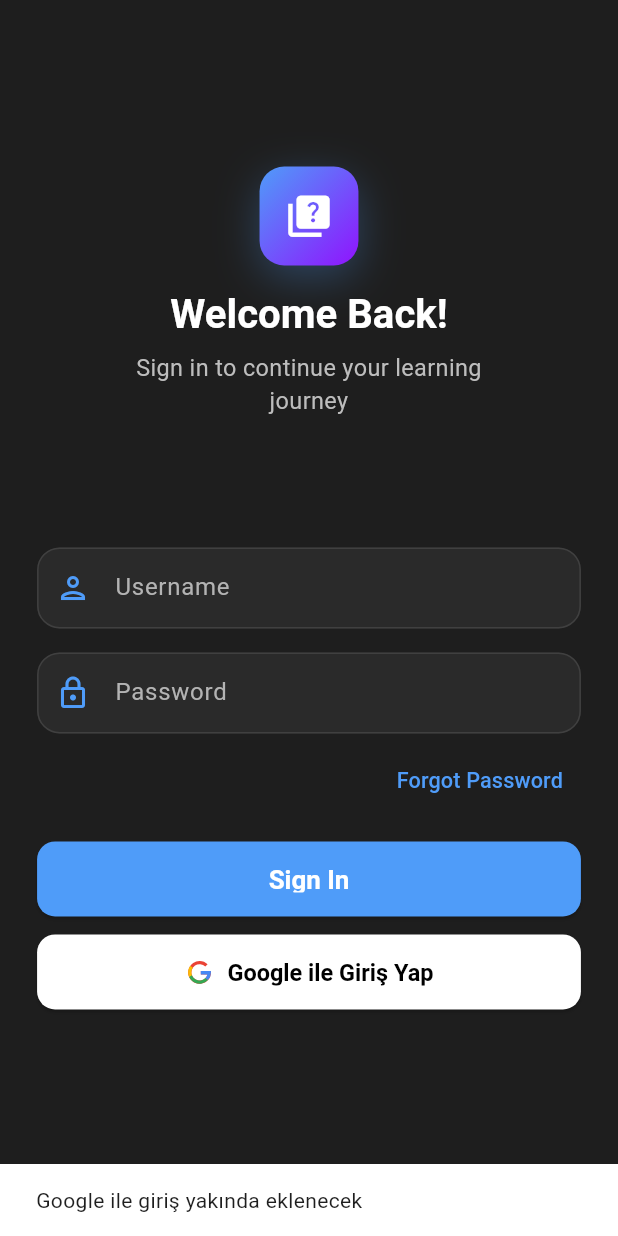
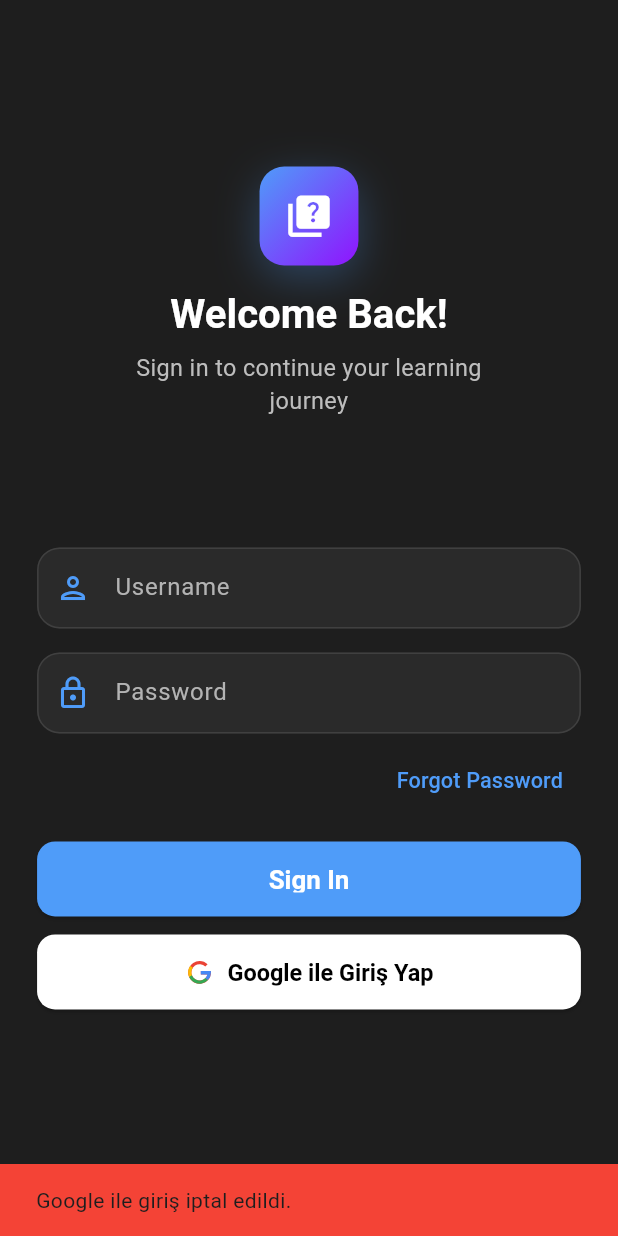
Before and after one commit to foxxafa/mabquiz, a Flutter app: the screen it shows after launch, after a tap on "Google ile Giriş Yap", on a phone screen of 412 x 824 dp. Run offline on Flutter 3.47's test engine with Material 3 defaults, Android fonts, the phone set to English and light mode, and no system bars; our stand-ins replace easy_localization, flutter_riverpod, flutter_svg, go_router, google_sign_in, shared_preferences and 1 more; accounts and stored records are empty.

Commit message:
Google Sign-In implementasyonu eklendi
- google_sign_in paketi eklendi (Flutter)
- google-auth paketi eklendi (Backend)
- AuthRepository ve AuthService'e signInWithGoogle metodu eklendi
- Login ekranına Google ile giriş butonu bağlandı
- GoogleSignInCancelledException exception eklendi
- Türkçe hata mesajları güncellendi

🤖 Generated with [Claude Code](https://claude.com/claude-code)

Co-Authored-By: Claude Opus 4.5 <noreply@anthropic.com>

```diff
--- a/lib/src/features/auth/application/auth_service.dart
+++ b/lib/src/features/auth/application/auth_service.dart
@@ -120,6 +120,28 @@ class AuthService {
     }
   }
 
+  /// Logs in a user with Google
+  ///
+  /// Throws:
+  /// - [GoogleSignInCancelledException] when user cancels
+  /// - [NetworkException] when network error occurs
+  /// - [ServiceUnavailableException] when service is unavailable
+  /// - [AuthException] for other authentication errors
+  Future<void> loginWithGoogle() async {
+    try {
+      await _repository.signInWithGoogle();
+    } on AuthException {
+      // Re-throw auth exceptions as-is
+      rethrow;
+    } catch (e) {
+      // Wrap unknown exceptions
+      throw UnknownAuthException(
+        'Google login failed: ${e.toString()}',
+        'google-login-failed',
+      );
+    }
+  }
+
   /// Validates email format
   void _validateEmail(String email) {
     final emailError = AuthFormValidators.validateEmail(email);
--- a/lib/src/features/auth/data/auth_repository.dart
+++ b/lib/src/features/auth/data/auth_repository.dart
@@ -43,4 +43,12 @@ abstract class AuthRepository {
   /// - [NetworkException] when network error occurs
   /// - [ServiceUnavailableException] when service is unavailable
   Future<void> signOut();
+
+  /// Signs in a user with Google
+  ///
+  /// Throws:
+  /// - [GoogleSignInCancelledException] when user cancels
+  /// - [NetworkException] when network error occurs
+  /// - [ServiceUnavailableException] when service is unavailable
+  Future<void> signInWithGoogle();
 }
--- a/lib/src/features/auth/data/exceptions.dart
+++ b/lib/src/features/auth/data/exceptions.dart
@@ -49,3 +49,9 @@ class ServiceUnavailableException extends AuthException {
 class UnknownAuthException extends AuthException {
   const UnknownAuthException(super.message, super.code);
 }
+
+/// Exception thrown when Google Sign-In is cancelled by user
+class GoogleSignInCancelledException extends AuthException {
+  const GoogleSignInCancelledException()
+      : super('Google sign-in cancelled by user', 'google-signin-cancelled');
+}
--- a/lib/src/features/auth/data/mock_auth_repository.dart
+++ b/lib/src/features/auth/data/mock_auth_repository.dart
@@ -115,6 +115,14 @@ class MockAuthRepository implements AuthRepository {
     _authStateController.add(null);
   }
 
+  @override
+  Future<void> signInWithGoogle() async {
+    // Simulate Google Sign-In with a mock user
+    await Future.delayed(simulatedDelay);
+    _currentUser = MockUser(email: 'google@example.com', displayName: 'Google User');
+    _authStateController.add(_currentUser);
+  }
+
   /// Validates email format using a simple regex
   bool _isValidEmail(String email) {
     return RegExp(r'^[\w-\.]+@([\w-]+\.)+[\w-]{2,4}$').hasMatch(email);
--- a/lib/src/features/auth/data/railway_auth_repository.dart
+++ b/lib/src/features/auth/data/railway_auth_repository.dart
@@ -2,6 +2,7 @@ import 'dart:async';
 import 'dart:convert';
 import 'package:http/http.dart' as http;
 import 'package:shared_preferences/shared_preferences.dart';
+import 'package:google_sign_in/google_sign_in.dart';
 
 import '../../../core/config/api_config.dart';
 import 'auth_repository.dart';
@@ -187,6 +188,74 @@ class RailwayAuthRepository implements AuthRepository {
     _authStateController.add(null);
   }
 
+  @override
+  Future<void> signInWithGoogle() async {
+    final GoogleSignIn googleSignIn = GoogleSignIn(
+      scopes: ['email', 'profile'],
+      serverClientId: '724215071142-s8r5t9kes47jed4ap1lepc1v9beqmuj8.apps.googleusercontent.com',
+    );
+
+    try {
+      // ignore: avoid_print
+      print('🔐 Starting Google Sign-In...');
+
+      final GoogleSignInAccount? googleUser = await googleSignIn.signIn();
+
+      if (googleUser == null) {
+        throw const GoogleSignInCancelledException();
+      }
+
+      // Get authentication details
+      final GoogleSignInAuthentication googleAuth = await googleUser.authentication;
+      final String? idToken = googleAuth.idToken;
+
+      if (idToken == null) {
+        throw const UnknownAuthException('Failed to get Google ID token', 'google-token-error');
+      }
+
+      // ignore: avoid_print
+      print('🎫 Got Google ID Token, sending to backend...');
+
+      // Send token to backend for verification
+      final response = await http.post(
+        Uri.parse(ApiConfig.googleAuth),
+        headers: ApiConfig.headers,
+        body: jsonEncode({'id_token': idToken}),
+      ).timeout(const Duration(seconds: 30));
+
+      // ignore: avoid_print
+      print('📡 Backend response: ${response.statusCode}');
+
+      if (response.statusCode == 200) {
+        final data = jsonDecode(response.body);
+        _currentToken = data['access_token'];
+        _currentUser = AppUser.fromJson(data['user']);
+
+        await _saveAuth(_currentToken!);
+        _authStateController.add(_currentUser);
+
+        // ignore: avoid_print
+        print('✅ Google Sign-In completed: ${_currentUser?.displayName}');
+      } else {
+        final error = jsonDecode(response.body);
+        throw UnknownAuthException(
+          error['detail'] ?? 'Google authentication failed',
+          'google-auth-failed',
+        );
+      }
+    } catch (e) {
+      // ignore: avoid_print
+      print('❌ Google Sign-In error: $e');
+      if (e is AuthException) {
+        rethrow;
+      }
+      if (e.toString().contains('TimeoutException')) {
+        throw const NetworkException();
+      }
+      throw const NetworkException();
+    }
+  }
+
   void dispose() {
     _authStateController.close();
   }
--- a/lib/src/features/auth/presentation/screens/login_screen.dart
+++ b/lib/src/features/auth/presentation/screens/login_screen.dart
@@ -376,10 +376,37 @@ class _LoginScreenState extends ConsumerState<LoginScreen>
   }
 
   Future<void> _handleGoogleLogin() async {
-    ScaffoldMessenger.of(context).showSnackBar(
-      const SnackBar(
-        content: Text('Google ile giriş yakında eklenecek'),
-      ),
-    );
+    try {
+      ref.read(authLoadingProvider.notifier).state = true;
+      ref.read(authErrorProvider.notifier).state = null;
+
+      final authService = ref.read(authServiceProvider);
+      await authService.loginWithGoogle();
+
+      // ignore: avoid_print
+      print('Google login successful! Navigating to home...');
+
+      if (mounted) {
+        context.go('/home');
+      }
+    } catch (e) {
+      ref.read(authErrorProvider.notifier).state = e.toString();
+
+      if (mounted) {
+        String errorMessage = AuthErrorHandler.getErrorMessage(e);
+
+        ScaffoldMessenger.of(context).showSnackBar(
+          SnackBar(
+            content: Text(errorMessage),
+            backgroundColor: Colors.red,
+            duration: const Duration(seconds: 5),
+          ),
+        );
+      }
+    } finally {
+      if (mounted) {
+        ref.read(authLoadingProvider.notifier).state = false;
+      }
+    }
   }
 }
--- a/lib/src/features/auth/presentation/utils/error_messages.dart
+++ b/lib/src/features/auth/presentation/utils/error_messages.dart
@@ -16,6 +16,9 @@ class AuthErrorMessages {
     'operation-not-allowed': 'Bu işlem şu anda kullanılamıyor. Lütfen daha sonra tekrar deneyin.',
     'network-error': 'İnternet bağlantısı sorunu. Bağlantınızı kontrol edip tekrar deneyin.',
     'service-unavailable': 'Servis şu anda kullanılamıyor. Lütfen daha sonra tekrar deneyin.',
+    'google-signin-cancelled': 'Google ile giriş iptal edildi.',
+    'google-token-error': 'Google kimlik doğrulama hatası. Lütfen tekrar deneyin.',
+    'google-auth-failed': 'Google ile giriş başarısız oldu. Lütfen tekrar deneyin.',
     'timeout': 'İşlem zaman aşımına uğradı. Lütfen tekrar deneyin.',
     'unknown-error': 'Bilinmeyen bir hata oluştu. Lütfen tekrar deneyin.',
 
--- a/pubspec.yaml
+++ b/pubspec.yaml
@@ -54,6 +54,7 @@ dependencies:
 
   # Authentication and storage
   shared_preferences: ^2.2.2
+  google_sign_in: ^6.2.1
 
   # SQLite database
   sqflite: ^2.3.0
```
Also changed, not shown: pubspec.lock, 1 other file.
